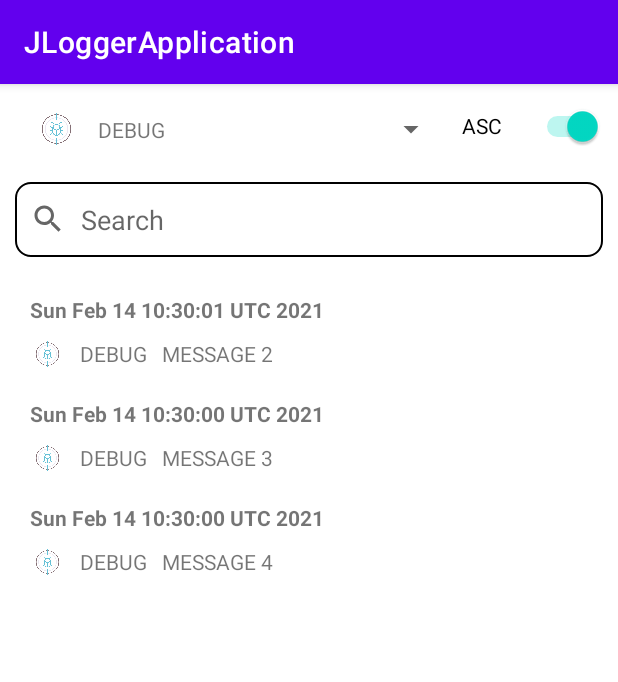
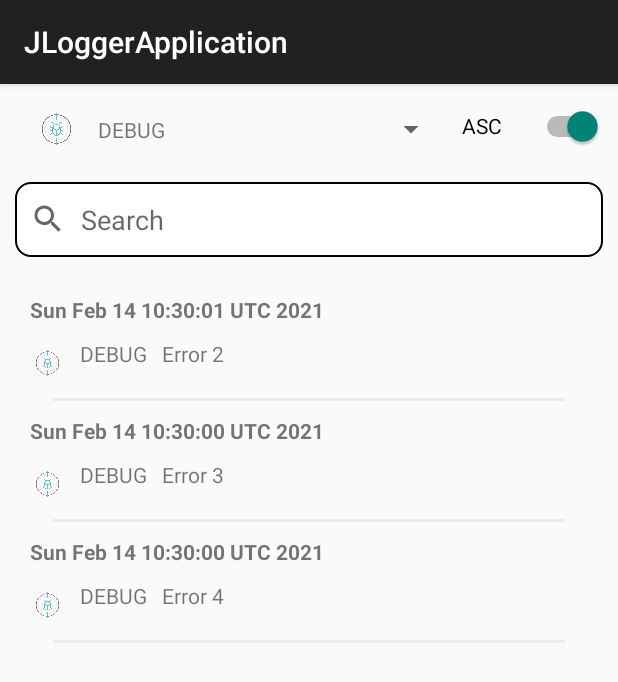
Before and after one commit to JoniKarta/JLogger, an Android app: the screen it shows after launch (MainActivity), on a phone screen of 412 x 824 dp. Shown: the top 682 px of the screen. Run offline under Robolectric (Android 15) with nearby library versions, the phone set to English and light mode, and no system bars; our stand-ins replace Room's generated code.

```diff
--- a/app/src/main/AndroidManifest.xml
+++ b/app/src/main/AndroidManifest.xml
@@ -8,7 +8,7 @@
         android:label="@string/app_name"
         android:roundIcon="@mipmap/ic_launcher_round"
         android:supportsRtl="true"
-        android:theme="@style/Theme.JLoggerApplication">
+        android:theme="@style/Theme.AppCompat.DayNight.DarkActionBar">
         <activity android:name=".MainActivity">
             <intent-filter>
                 <action android:name="android.intent.action.MAIN" />
--- a/app/src/main/java/com/example/jloggerapplication/MainActivity.java
+++ b/app/src/main/java/com/example/jloggerapplication/MainActivity.java
@@ -26,7 +26,31 @@ public class MainActivity extends LoggerUI {
             while (i-- > 0) {
                 try {
                     Thread.sleep(1000);
-                    getLoggerViewModel().insert(new Logger(Logger.DEBUG, "MESSAGE " + i, new Date()));
+                    getLoggerViewModel().insert(new Logger(Logger.DEBUG, "Error " + i, new Date()));
+                } catch (InterruptedException e) {
+                    e.printStackTrace();
+                }
+            }
+        }).start();
+
+        new Thread(() -> {
+            int i = 3;
+            while (i-- > 0) {
+                try {
+                    Thread.sleep(1000);
+                    getLoggerViewModel().insert(new Logger(Logger.INFO, "Info " + i, new Date()));
+                } catch (InterruptedException e) {
+                    e.printStackTrace();
+                }
+            }
+        }).start();
+
+        new Thread(() -> {
+            int i = 2;
+            while (i-- > 0) {
+                try {
+                    Thread.sleep(1000);
+                    getLoggerViewModel().insert(new Logger(Logger.OTHER, "Hello World " + i, new Date()));
                 } catch (InterruptedException e) {
                     e.printStackTrace();
                 }
--- a/jloggerlib/src/main/res/layout/activity_main_lib.xml
+++ b/jloggerlib/src/main/res/layout/activity_main_lib.xml
@@ -64,7 +64,9 @@
         android:layout_height="36dp"
         android:layout_marginEnd="10dp"
         android:layout_marginRight="10dp"
-        android:text="ASC"
+        android:text="@string/asc"
+        android:trackTint="@color/black"
+        android:backgroundTintMode="@color/black"
         app:layout_constraintEnd_toEndOf="parent"
         app:layout_constraintTop_toTopOf="@+id/activity_main_spinner"
         tools:ignore="UseSwitchCompatOrMaterialXml" />
--- a/jloggerlib/src/main/res/layout/logger_item.xml
+++ b/jloggerlib/src/main/res/layout/logger_item.xml
@@ -52,8 +52,16 @@
         android:layout_marginStart="10dp"
         android:layout_marginLeft="10dp"
         android:layout_marginTop="10dp"
-        android:text="ERROR"
         app:layout_constraintStart_toEndOf="@+id/logger_item_log_image"
         app:layout_constraintTop_toBottomOf="@+id/logger_item_date_text_view" />
+    <View
+        android:layout_width="match_parent"
+        android:layout_height="2dp"
+        android:background="#32ADAEB5"
+        android:layout_marginTop="20dp"
+        android:layout_marginStart="25dp"
+        android:layout_marginEnd="25dp"
+        app:layout_constraintTop_toBottomOf="@+id/logger_item_tag_text_view"
+        tools:ignore="MissingConstraints" />
 
 </androidx.constraintlayout.widget.ConstraintLayout>
--- a/jloggerlib/src/main/res/values/strings.xml
+++ b/jloggerlib/src/main/res/values/strings.xml
@@ -1,4 +1,5 @@
 <resources>
-    <string name="app_name">Logify</string>
+    <string name="app_name">jLogger</string>
     <string name="search">Search</string>
+    <string name="asc">ASC</string>
 </resources>
```
Also changed, not shown: 1 other file.
